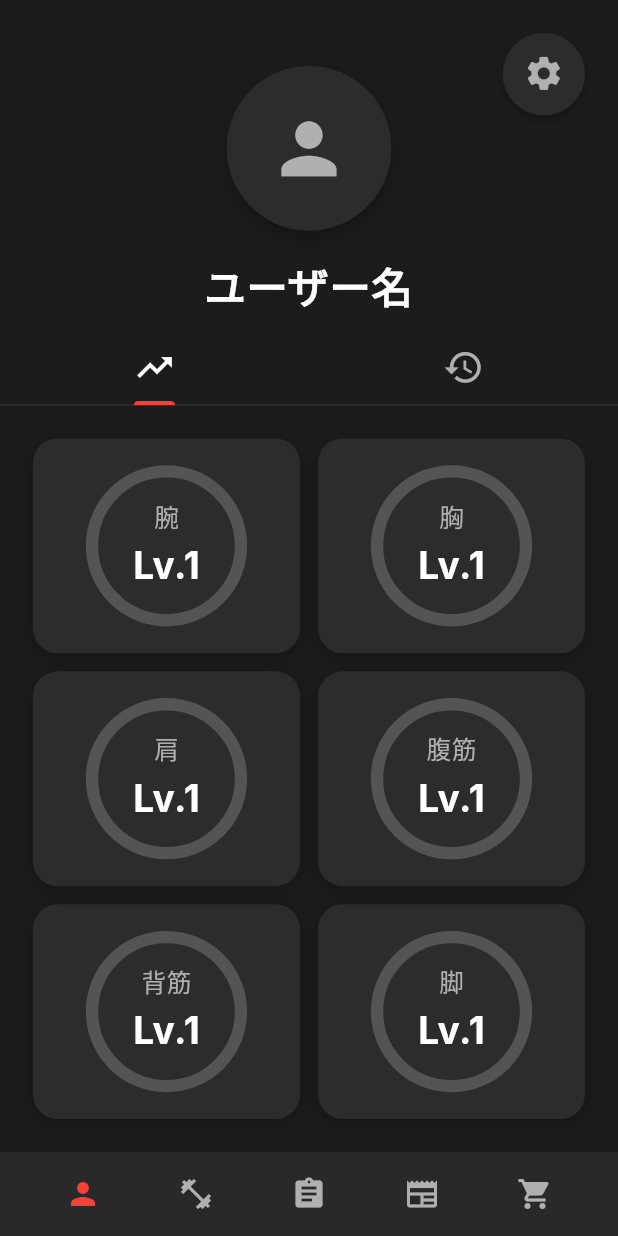
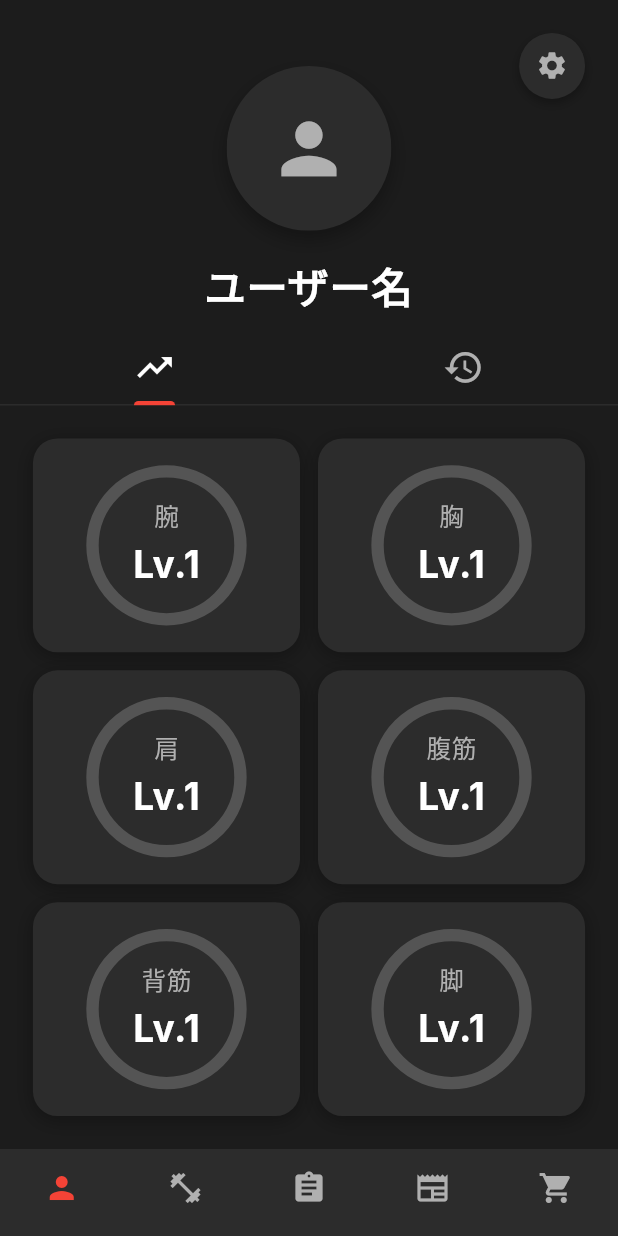
Before and after one commit to Maymayworld/hercules, a Flutter app: the screen it shows after launch, on a phone screen of 412 x 824 dp. Run offline on Flutter 3.47's test engine with Material 3 defaults, Android fonts, the phone set to English and light mode, and no system bars; our stand-ins replace file_picker, flutter_hooks, flutter_riverpod, font_awesome_flutter, google_fonts, hooks_riverpod and 4 more; accounts and stored records are empty; generated files the repository leaves out were written again.

Commit message:
プロフィールスクリーン微調整

```diff
--- a/lib/main/home.dart
+++ b/lib/main/home.dart
@@ -33,117 +33,40 @@ class Home extends HookConsumerWidget {
 
     return Scaffold(
       backgroundColor: Theme.of(context).scaffoldBackgroundColor,
-      extendBody: true,
       body: pages[currentIndex.value],
-      bottomNavigationBar: GlassBottomNavigationBar(
+      bottomNavigationBar: BottomNavigationBar(
+        type: BottomNavigationBarType.fixed,
         currentIndex: currentIndex.value,
         onTap: (index) => currentIndex.value = index,
+        backgroundColor: const Color(0xFF2C2C2C), // ダークテーマ用の背景色
+        selectedItemColor: Colors.red, // 選択されたアイテムの色
+        unselectedItemColor: const Color(0xFFB0B0B0), // 未選択アイテムの色
+        showSelectedLabels: false, // ラベルを非表示
+        showUnselectedLabels: false, // ラベルを非表示
+        elevation: 0, // 影を削除
+        items: const [
+          BottomNavigationBarItem(
+            icon: Icon(Icons.person),
+            label: 'プロフィール',
+          ),
+          BottomNavigationBarItem(
+            icon: Icon(Icons.fitness_center),
+            label: '筋トレ図鑑',
+          ),
+          BottomNavigationBarItem(
+            icon: Icon(Icons.assignment),
+            label: 'クエスト',
+          ),
+          BottomNavigationBarItem(
+            icon: Icon(Icons.newspaper),
+            label: 'ニュース',
+          ),
+          BottomNavigationBarItem(
+            icon: Icon(Icons.shopping_cart),
+            label: 'ショップ',
+          ),
+        ],
       ),
     );
   }
 }
-
-// ガラス効果ボトムナビゲーション
-class GlassBottomNavigationBar extends StatelessWidget {
-  final int currentIndex;
-  final Function(int) onTap;
-
-  // ダークテーマ用の色定義
-  static const Color darkCardColor = Color(0xFF2C2C2C);
-  static const Color darkTextSecondary = Color(0xFFB0B0B0);
-
-  const GlassBottomNavigationBar({
-    super.key,
-    required this.currentIndex,
-    required this.onTap,
-  });
-
-  @override
-  Widget build(BuildContext context) {
-    return Container(
-      height: 56,
-      decoration: const BoxDecoration(
-        color: Colors.transparent,
-      ),
-      child: ClipRect(
-        child: BackdropFilter(
-          filter: ImageFilter.blur(sigmaX: 10, sigmaY: 10),
-          child: Container(
-            decoration: BoxDecoration(
-              color: darkCardColor.withOpacity(0.8), // ダークテーマ用の背景色
-              // border: Border(
-              //   top: BorderSide(
-              //     color: darkTextSecondary.withOpacity(0.3),
-              //     width: 0.5,
-              //   ),
-              // ),
-            ),
-            child: Row(
-              mainAxisAlignment: MainAxisAlignment.spaceEvenly,
-              children: [
-                _buildGlassNavItem(
-                  context: context,
-                  icon: Icons.person,
-                  outlineIcon: Icons.person_outline,
-                  index: 0,
-                  isSelected: currentIndex == 0,
-                ),
-                _buildGlassNavItem(
-                  context: context,
-                  icon: Icons.fitness_center,
-                  outlineIcon: Icons.fitness_center_outlined,
-                  index: 1,
-                  isSelected: currentIndex == 1,
-                ),
-                _buildGlassNavItem(
-                  context: context,
-                  icon: Icons.assignment,
-                  outlineIcon: Icons.assignment_outlined,
-                  index: 2,
-                  isSelected: currentIndex == 2,
-                ),
-                _buildGlassNavItem(
-                  context: context,
-                  icon: Icons.newspaper,
-                  outlineIcon: Icons.newspaper_outlined,
-                  index: 3,
-                  isSelected: currentIndex == 3,
-                ),
-                _buildGlassNavItem(
-                  context: context,
-                  icon: Icons.shopping_cart,
-                  outlineIcon: Icons.shopping_cart_outlined,
-                  index: 4,
-                  isSelected: currentIndex == 4,
-                ),
-              ],
-            ),
-          ),
-        ),
-      ),
-    );
-  }
-
-  Widget _buildGlassNavItem({
-    required BuildContext context,
-    required IconData icon,
-    required IconData outlineIcon,
-    required int index,
-    required bool isSelected,
-  }) {
-    return GestureDetector(
-      onTap: () => onTap(index),
-      child: Container(
-        padding: const EdgeInsets.symmetric(vertical: 4, horizontal: 8),
-        child: AnimatedContainer(
-          duration: const Duration(milliseconds: 200),
-          child: Icon(
-            icon, // 常に同じアイコンを使用
-            size: 24,
-            color: isSelected ? Colors.red : darkTextSecondary, // ダークテーマ用の色
-          ),
-        ),
-      ),
-    );
-  }
-}
--- a/lib/pages/profile/profile_screen.dart
+++ b/lib/pages/profile/profile_screen.dart
@@ -478,8 +478,8 @@ class _ProfileScreenState extends ConsumerState<ProfileScreen> with TickerProvid
           top: 16.sp,
           right: 16.sp,
           child: Container(
-            width: 40.sp,
-            height: 40.sp,
+            width: 32.sp,
+            height: 32.sp,
             decoration: BoxDecoration(
               color: darkCardColor,
               shape: BoxShape.circle,
@@ -499,7 +499,7 @@ class _ProfileScreenState extends ConsumerState<ProfileScreen> with TickerProvid
               icon: Icon(
                 Icons.settings,
                 color: darkTextSecondary,
-                size: 20.sp,
+                size: 16.sp,
               ),
             ),
           ),
```
